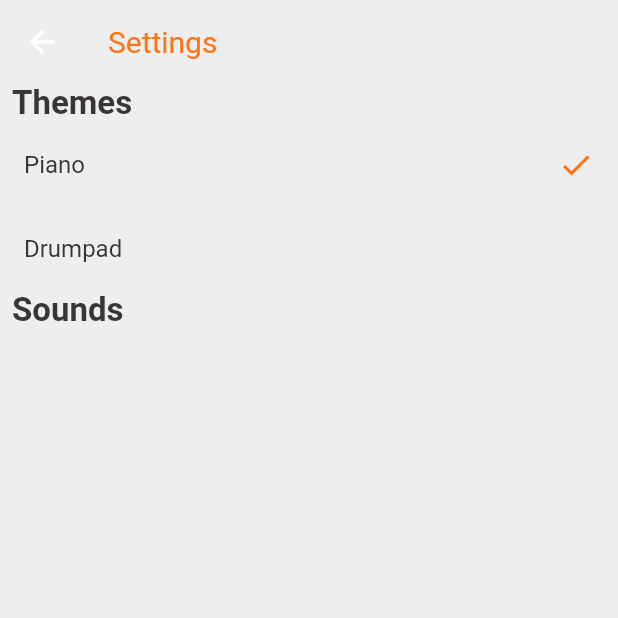
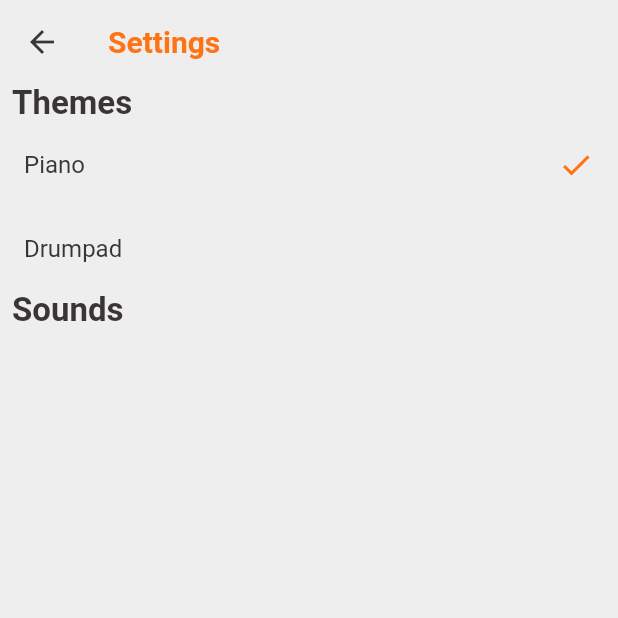
Before and after one commit to JoseGeorges8/scales-app, a Flutter app: the screen it shows after launch, after a tap on the "settings" icon, on a phone screen of 412 x 824 dp, the top half of it. Run offline on Flutter 3.47's test engine with Material 2 defaults, Android fonts, the phone set to English and light mode, and no system bars; our stand-ins replace bloc, equatable, flutter_bloc, shared_preferences; missing offline and left inert: flutter_midi.

Commit message:
We don't need the tonic package and some color changes

```diff
--- a/lib/utils/themes.dart
+++ b/lib/utils/themes.dart
@@ -37,6 +37,8 @@ class AppBarThemes{
   static AppBarTheme get pianoTheme{
     return  AppBarTheme(
         color: Colors.transparent,
+        actionsIconTheme: IconThemeData(color: pianoPrimaryColor),
+        iconTheme: IconThemeData(color: pianoPrimaryColor),
         textTheme: TextThemes.pianoTheme,
     );
   }
@@ -57,7 +59,7 @@ class TextThemes{
     return TextTheme(
         display1: TextStyle(color: pianoBackgroundColor, fontSize: 22, fontWeight: FontWeight.w600),
         display2: TextStyle(color: pianoPrimaryColor, fontSize: 22, fontWeight: FontWeight.w600),
-        title: TextStyle(color: pianoAccentColor, fontSize: 20),
+        title: TextStyle(color: pianoAccentColor, fontSize: 20, fontWeight: FontWeight.w600),
 
     );
   }
--- a/pubspec.yaml
+++ b/pubspec.yaml
@@ -24,7 +24,6 @@ dependencies:
   equatable: ^0.6.0
   shared_preferences: ^0.5.4+8
   flutter_midi: ^1.0.0
-  tonic: ^0.2.3
 
   # The following adds the Cupertino Icons font to your application.
   # Use with the CupertinoIcons class for iOS style icons.
```
